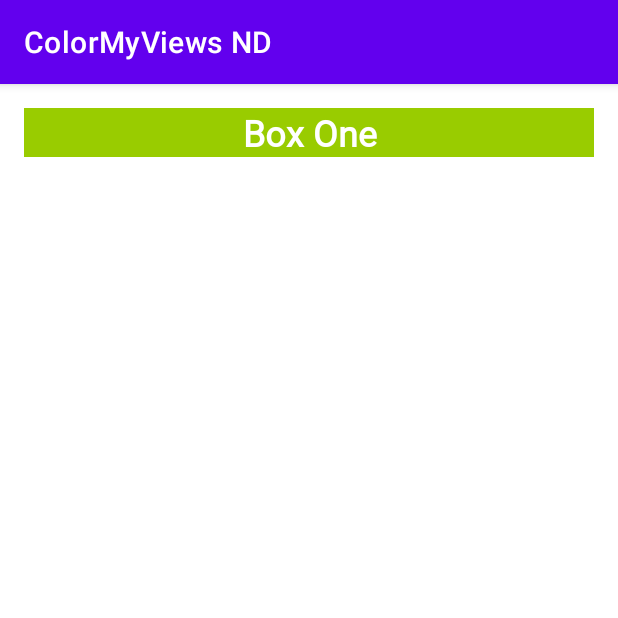
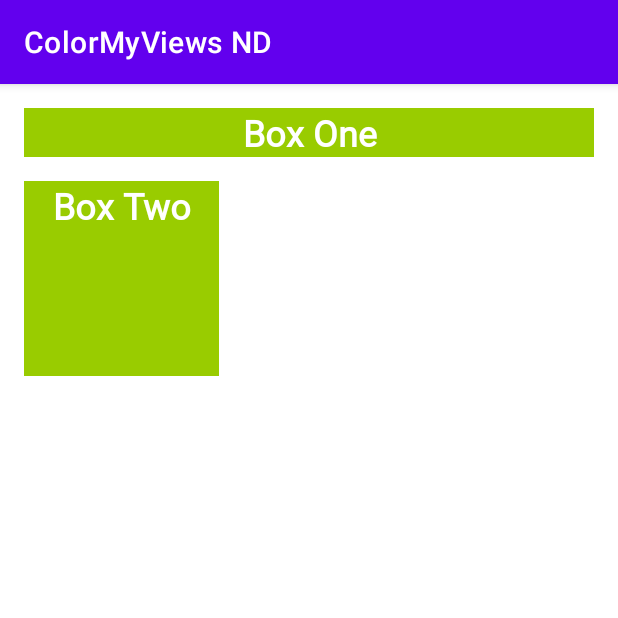
Before and after one commit to abubaker-cs/ColorMyViews-ND, an Android app: the screen it shows after launch (MainActivity), on a phone screen of 412 x 824 dp, the top half of it. Run offline under Robolectric (Android 15) with nearby library versions, the phone set to English and light mode, and no system bars.

Commit message:
Adding different buttons using Constraint Layout

```diff
--- a/app/src/main/res/layout/activity_main.xml
+++ b/app/src/main/res/layout/activity_main.xml
@@ -19,4 +19,15 @@
         app:layout_constraintStart_toStartOf="parent"
         app:layout_constraintTop_toTopOf="parent" />
 
+    <TextView
+        android:id="@+id/box_two_text"
+        style="@style/WhiteBox"
+        android:layout_width="130dp"
+        android:layout_height="130dp"
+        android:layout_marginStart="16dp"
+        android:layout_marginTop="16dp"
+        android:text="@string/box_two"
+        app:layout_constraintStart_toStartOf="parent"
+        app:layout_constraintTop_toBottomOf="@+id/box_one_text" />
+
 </androidx.constraintlayout.widget.ConstraintLayout>
```
Also changed, not shown: app/src/main/res/values/strings.xml (+7 -0 lines).
